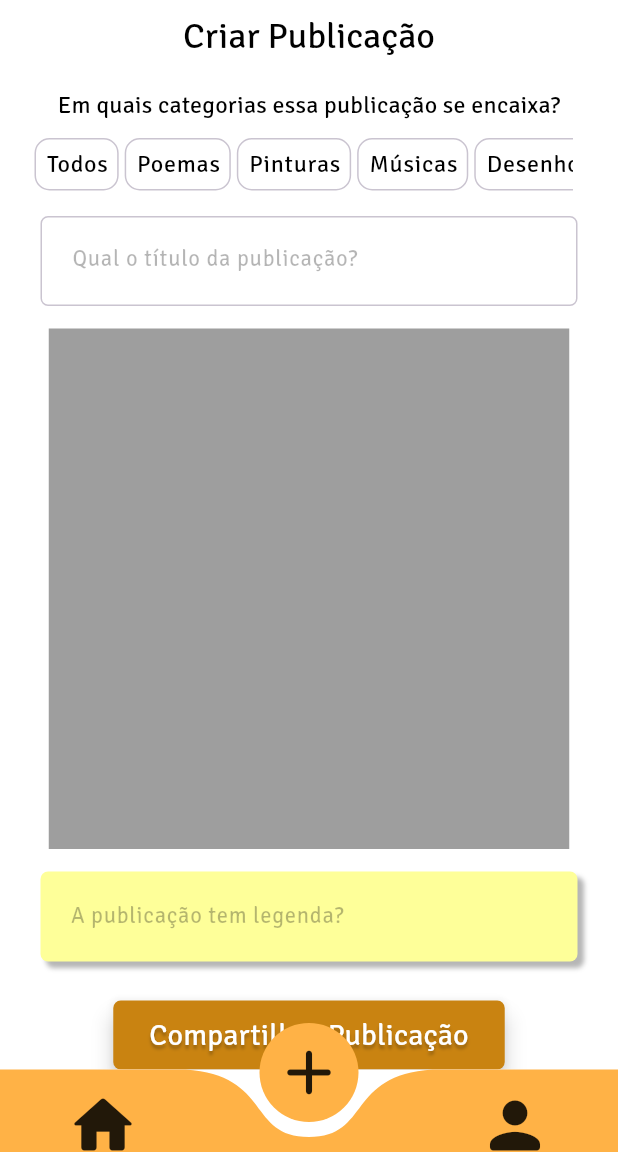
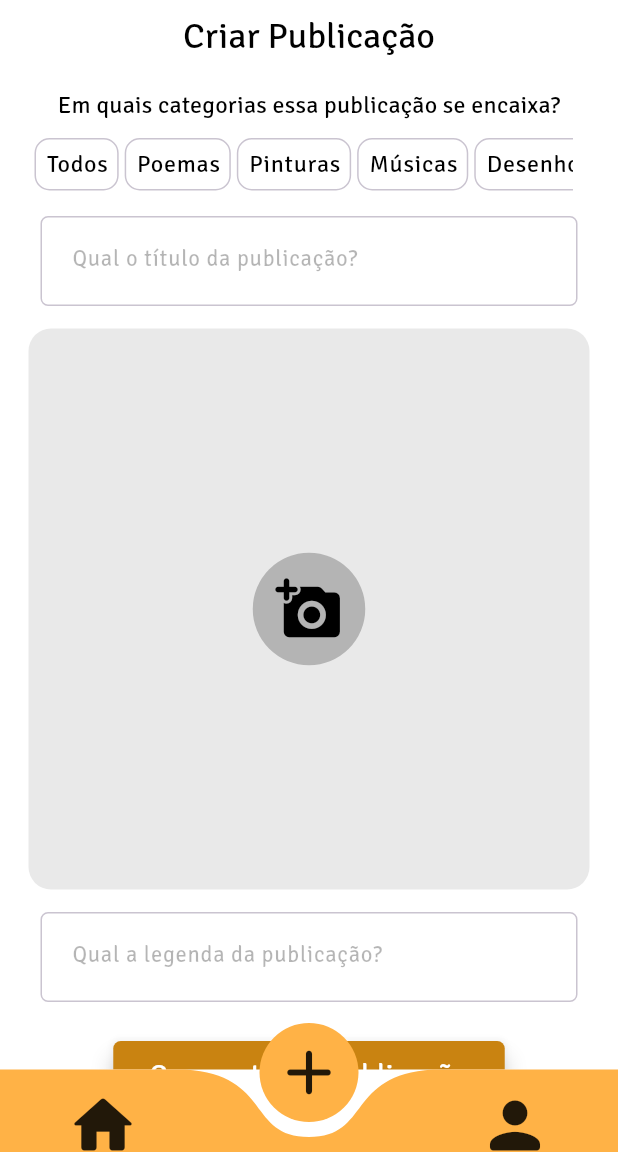
Before and after one commit to ElissonRochaa/MOBILE-25.1-ArtHub, a Flutter app: the screen it shows after launch, item 2 of the bottom bar chosen, on a phone screen of 412 x 824 dp, the part 84-1236 px from its top. Run offline on Flutter 3.47's test engine with Material 3 defaults, Android fonts, the phone set to English and light mode, and no system bars; drawn by our look-alikes of curved_navigation_bar; our stand-ins replace dio, file_picker, shared_preferences.

Commit message:
feat: Atualização da tela_criar_publicacao.dart, agora é possível escolher um arquivo do sistema

```diff
--- a/lib/pages/tela_criar_publicacao.dart
+++ b/lib/pages/tela_criar_publicacao.dart
@@ -1,10 +1,58 @@
+import 'dart:io';
+
 import 'package:arthub/widgets/botao_estilizado_widget.dart';
 import 'package:arthub/widgets/lista_filtros_widget.dart';
+import 'package:file_picker/file_picker.dart';
 import 'package:flutter/material.dart';
 
+class TelaCriarPublicacao extends StatefulWidget {
+  const TelaCriarPublicacao({super.key});
 
-class TelaCriarPublicacao extends StatelessWidget {
-  const TelaCriarPublicacao({super.key});
+  @override
+  State<TelaCriarPublicacao> createState() => _TelaCriarPublicacaoState();
+}
+
+class _TelaCriarPublicacaoState extends State<TelaCriarPublicacao> {
+  File? _arquivoSelecionado;
+
+  Future<void> _selecionarArquivo() async {
+    try{
+      FilePickerResult? arquivoEscolhido = await FilePicker.platform.pickFiles();
+
+      if(arquivoEscolhido != null){
+        setState(() {
+          _arquivoSelecionado = File(arquivoEscolhido.files.single.path!);
+        });
+      }
+    }
+    catch(e){
+      print("ALgo deu errado ao escolher um arquivo");
+    }
+  }
+
+  Widget _input(String texto){
+    return Container(
+      width: MediaQuery.of(context).size.width - 54,
+      height: 60,
+      decoration: BoxDecoration(
+          color: Colors.white,
+          borderRadius: BorderRadius.circular(5),
+          border: Border.all(
+              width: 1,
+              color: Color(0xFFCAC4D0)
+          )
+      ),
+      child: TextFormField(
+        obscureText: false,
+        decoration: InputDecoration(
+          hintText: texto,
+          hintStyle: TextStyle(color: Theme.of(context).colorScheme.onTertiary, fontSize: 15),
+          border: InputBorder.none,
+          contentPadding: EdgeInsets.symmetric(horizontal: 20, vertical: 20),
+        ),
+      ),
+    );
+  }
 
   @override
   Widget build(BuildContext context) {
@@ -20,6 +68,7 @@ class TelaCriarPublicacao extends StatelessWidget {
                 color: Theme.of(context).colorScheme.onPrimary,
               ),
             ),
+            // Seletor de categorias
             Padding(
               padding: const EdgeInsets.only(top: 20),
               child: Text(
@@ -34,63 +83,40 @@ class TelaCriarPublicacao extends StatelessWidget {
               child: ListaFiltrosWidget(),
             ),
             SizedBox(height: 5,),
+            // Campo para colocar o título da publicação
+            _input('Qual o título da publicação?'),
+            SizedBox(height: 15,),
             Container(
-              width: MediaQuery.of(context).size.width - 54,
-              height: 60,
+              height: 374,
+              width: 374,
               decoration: BoxDecoration(
-                  color: Colors.white,
-                  borderRadius: BorderRadius.circular(5),
-                  border: Border.all(
-                      width: 1,
-                      color: Color(0xFFCAC4D0)
+                color: Color(0xFFE9E9E9),
+                borderRadius: BorderRadius.circular(15)
+              ),
+              child: Center(
+                child: Container(
+                  width: 75,
+                  height: 75,
+                  decoration: BoxDecoration(
+                    color: Color(0xFFB4B4B4),
+                    borderRadius: BorderRadius.circular(100)
+                  ),
+                  child: _arquivoSelecionado != null ?
+                  Image.file(_arquivoSelecionado!, fit: BoxFit.cover,) :
+                  Center(
+                    child: IconButton(
+                        onPressed: _selecionarArquivo,
+                        icon: Icon(
+                          Icons.add_a_photo_rounded,
+                          size: 45,
+                        )
+                    ),
                   )
-              ),
-              child: TextFormField(
-                obscureText: false,
-                decoration: InputDecoration(
-                  hintText: 'Qual o título da publicação?',
-                  hintStyle: TextStyle(color: Theme.of(context).colorScheme.onTertiary, fontSize: 15),
-                  border: InputBorder.none,
-                  contentPadding: EdgeInsets.symmetric(horizontal: 20, vertical: 20),
                 ),
-              ),
+              )
             ),
             SizedBox(height: 15,),
-            Container(
-              // esse container vai ser onde o arquivo do usuário vai ficar
-              // TODO
-              height: 347,
-              width: 347,
-              color: Colors.grey,
-            ),
-            SizedBox(height: 15,),
-            Container(
-              width: MediaQuery.of(context).size.width - 54,
-              height: 60,
-              decoration: BoxDecoration(
-                color: Theme.of(context).colorScheme.secondary,
-                borderRadius: BorderRadius.circular(5),
-                boxShadow: [
-                  BoxShadow(
-                    color: Color.fromRGBO(10, 10, 10, 0.3),
-                    offset: Offset(4, 4),
-                    blurRadius: 2.0,
-                  ),
-                ],
-              ),
-              child: TextFormField(
-                obscureText: false,
-                decoration: InputDecoration(
-                  hintText: 'A publicação tem legenda?',
-                  hintStyle: TextStyle(
-                    color: Theme.of(context).colorScheme.onTertiary,
-                    fontSize: 15,
-                  ),
-                  border: InputBorder.none,
-                  contentPadding: EdgeInsets.symmetric(horizontal: 20, vertical: 20),
-                ),
-              ),
-            ),
+            _input('Qual a legenda da publicação?'),
             SizedBox(height: 25,),
             BotaoEstilizadoWidget(
               funcao: (){print('Publicação foi criada');},
```
